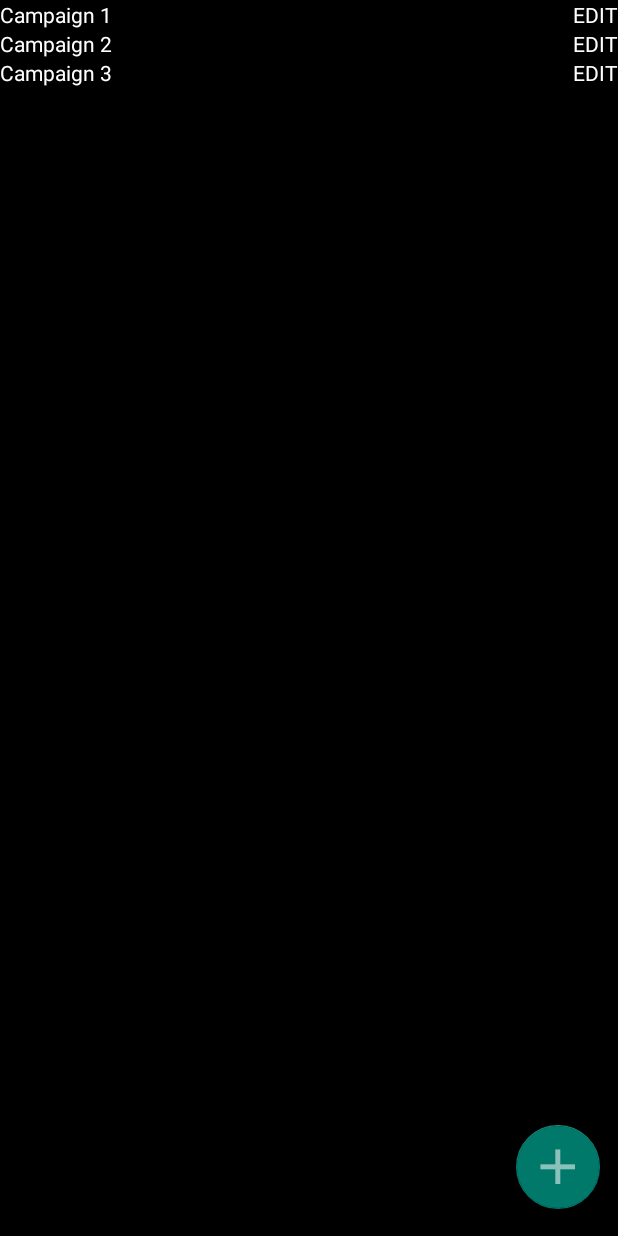
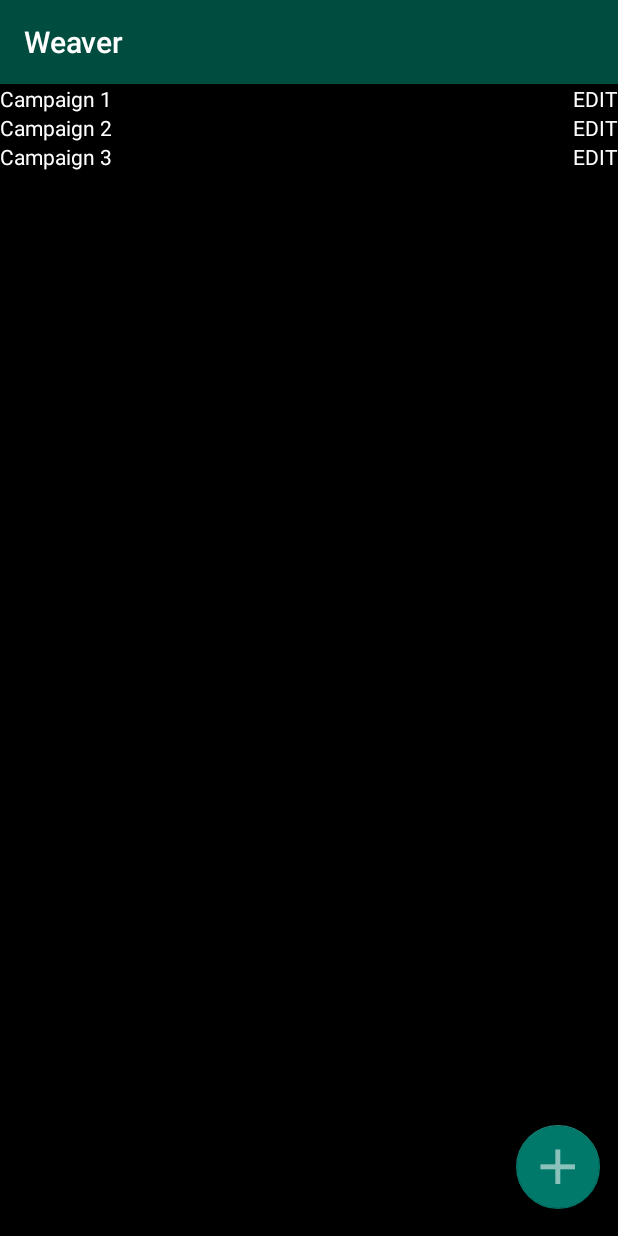
Before and after one commit to TimNowaczynski/weaver, an Android app: the screen it shows after launch (CampaignListActivity), on a phone screen of 412 x 824 dp. Run offline under Robolectric (Android 15) with nearby library versions, the phone set to English and light mode, and no system bars.

Commit message:
Reactivated title bar for the default theme (startup activity got excluded)

```diff
--- a/app/src/main/AndroidManifest.xml
+++ b/app/src/main/AndroidManifest.xml
@@ -12,6 +12,7 @@
 
         <activity
             android:name=".SplashScreenActivity"
+            android:theme="@style/AppTheme.NoActionBar"
             android:noHistory="true">
             <intent-filter>
                 <action android:name="android.intent.action.MAIN" />
--- a/app/src/main/res/values/styles.xml
+++ b/app/src/main/res/values/styles.xml
@@ -1,10 +1,16 @@
 <resources>
 
     <!-- Base application theme. -->
-    <style name="AppTheme" parent="Theme.AppCompat.Light.NoActionBar">
+    <style name="AppTheme" parent="Theme.AppCompat.Light">
+        <item name="titleTextColor">@color/white</item>
         <item name="colorPrimary">@color/primaryColor</item>
         <item name="colorPrimaryDark">@color/primaryDarkColor</item>
         <item name="colorAccent">@color/secondaryColor</item>
     </style>
 
+    <style name="AppTheme.NoActionBar" parent="AppTheme">
+        <item name="windowActionBar">false</item>
+        <item name="windowNoTitle">true</item>
+    </style>
+
 </resources>
```
